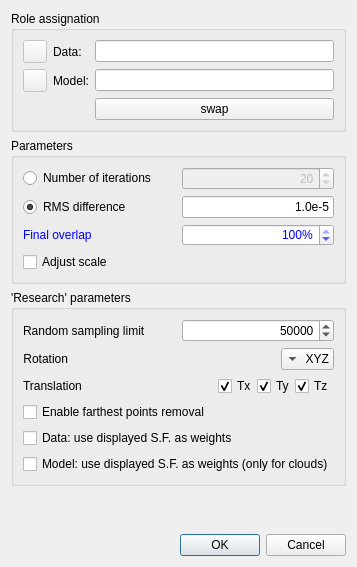
The window that qCC/ui_templates/registrationDlg.ui (CloudCompare/CloudCompare) describes before a commit, drawn with Qt 5.
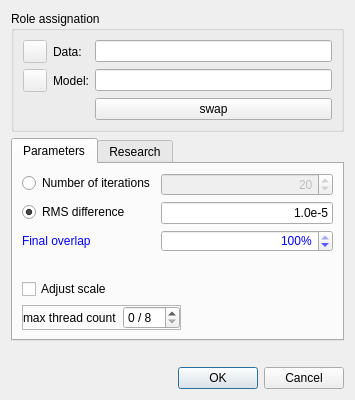
The same window after the commit.

Commit message: - The user can now set the maximum number of threads/core to use for ICP registration - Command line: new option 'MAX_TCOUNT' to specify the maximum number of threads to be used for computing distances (C2C or C2M) as well as for ICP registration

```diff
--- a/qCC/ui_templates/registrationDlg.ui
+++ b/qCC/ui_templates/registrationDlg.ui
@@ -7,7 +7,7 @@
     <x>0</x>
     <y>0</y>
     <width>350</width>
-    <height>567</height>
+    <height>400</height>
    </rect>
   </property>
   <property name="windowTitle">
@@ -106,29 +106,18 @@
     </widget>
    </item>
    <item>
-    <widget class="QFrame" name="frame">
-     <property name="frameShape">
-      <enum>QFrame::NoFrame</enum>
-     </property>
-     <property name="frameShadow">
-      <enum>QFrame::Raised</enum>
-     </property>
-     <layout class="QVBoxLayout" name="verticalLayout_4">
-      <property name="spacing">
-       <number>6</number>
-      </property>
-      <property name="margin">
+    <widget class="QTabWidget" name="tabWidget">
+     <property name="currentIndex">
        <number>0</number>
       </property>
-      <item>
-       <widget class="QGroupBox" name="groupBox_2">
-        <property name="title">
+     <widget class="QWidget" name="tabStdParams">
+      <attribute name="title">
          <string>Parameters</string>
-        </property>
-        <layout class="QVBoxLayout" name="verticalLayout">
+      </attribute>
+      <layout class="QVBoxLayout" name="verticalLayout_3">
          <item>
-          <layout class="QHBoxLayout" name="horizontalLayout">
-           <item>
+        <layout class="QFormLayout" name="formLayout">
+         <item row="0" column="0">
             <widget class="QRadioButton" name="iterationsCriterion">
              <property name="toolTip">
               <string>By chosing this criterion, you can control the computation time.</string>
@@ -141,7 +130,7 @@
              </property>
             </widget>
            </item>
-           <item>
+         <item row="0" column="1">
             <widget class="QSpinBox" name="maxIterationCount">
              <property name="enabled">
               <bool>false</bool>
@@ -149,9 +138,6 @@
              <property name="toolTip">
               <string>Set the maximal number of step for the algorithm regsitration computation .</string>
              </property>
-             <property name="statusTip">
-              <string>Set the maximal number of step for the algorithm regsitration computation (great values lead to long computation time but results are more accurate).</string>
-             </property>
              <property name="alignment">
               <set>Qt::AlignRight|Qt::AlignTrailing|Qt::AlignVCenter</set>
              </property>
@@ -166,11 +152,7 @@
              </property>
             </widget>
            </item>
-          </layout>
-         </item>
-         <item>
-          <layout class="QHBoxLayout" name="horizontalLayout_2">
-           <item>
+         <item row="1" column="0">
             <widget class="QRadioButton" name="errorCriterion">
              <property name="toolTip">
               <string>By chosing this criterion, you can control the quality of the result.</string>
@@ -183,7 +165,7 @@
              </property>
             </widget>
            </item>
-           <item>
+         <item row="1" column="1">
             <widget class="QLineEdit" name="rmsDifferenceLineEdit">
              <property name="sizePolicy">
               <sizepolicy hsizetype="Preferred" vsizetype="Fixed">
@@ -205,11 +187,7 @@
              </property>
             </widget>
            </item>
-          </layout>
-         </item>
-         <item>
-          <layout class="QHBoxLayout" name="horizontalLayout_6">
-           <item>
+         <item row="2" column="0">
             <widget class="QLabel" name="label_4">
              <property name="toolTip">
               <string>Rough estimation of the final overlap ratio of the data cloud (the smaller, the better the initial registration should be!)</string>
@@ -222,7 +200,7 @@
              </property>
             </widget>
            </item>
-           <item>
+         <item row="2" column="1">
             <widget class="QSpinBox" name="overlapSpinBox">
              <property name="toolTip">
               <string>Rough estimation of the final overlap ratio of the data cloud (the smaller, the better the initial registration should be!)</string>
@@ -252,38 +230,119 @@
            </item>
           </layout>
          </item>
+       <item>
+        <spacer name="verticalSpacer_2">
+         <property name="orientation">
+          <enum>Qt::Vertical</enum>
+         </property>
+         <property name="sizeHint" stdset="0">
+          <size>
+           <width>20</width>
+           <height>40</height>
+          </size>
+         </property>
+        </spacer>
+       </item>
          <item>
           <widget class="QCheckBox" name="adjustScaleCheckBox">
+         <property name="statusTip">
+          <string>Whether to adjust the scale of the 'data' entity</string>
+         </property>
            <property name="text">
             <string>Adjust scale</string>
            </property>
           </widget>
          </item>
+       <item>
+        <layout class="QHBoxLayout" name="horizontalLayout_7">
+         <item>
+          <widget class="QFrame" name="threadCountFrame">
+           <property name="frameShape">
+            <enum>QFrame::StyledPanel</enum>
+           </property>
+           <property name="frameShadow">
+            <enum>QFrame::Raised</enum>
+           </property>
+           <layout class="QHBoxLayout" name="horizontalLayout_8">
+            <property name="leftMargin">
+             <number>0</number>
+            </property>
+            <property name="topMargin">
+             <number>0</number>
+            </property>
+            <property name="rightMargin">
+             <number>0</number>
+            </property>
+            <property name="bottomMargin">
+             <number>0</number>
+            </property>
+            <item>
+             <widget class="QLabel" name="label_6">
+              <property name="text">
+               <string>max thread count</string>
+              </property>
+             </widget>
+            </item>
+            <item>
+             <widget class="QSpinBox" name="maxThreadCountSpinBox">
+              <property name="toolTip">
+               <string>Maximum number of threads/cores to be used
+(CC or your computer might not respond for a while if you use all available cores)</string>
+              </property>
+              <property name="suffix">
+               <string> / 8</string>
+              </property>
+             </widget>
+            </item>
         </layout>
        </widget>
       </item>
       <item>
-       <widget class="QGroupBox" name="groupBox">
-        <property name="sizePolicy">
-         <sizepolicy hsizetype="Expanding" vsizetype="Maximum">
-          <horstretch>0</horstretch>
-          <verstretch>0</verstretch>
-         </sizepolicy>
-        </property>
-        <property name="title">
-         <string>'Research' parameters</string>
-        </property>
-        <layout class="QVBoxLayout" name="verticalLayout_3">
+          <spacer name="horizontalSpacer_2">
+           <property name="orientation">
+            <enum>Qt::Horizontal</enum>
+           </property>
+           <property name="sizeHint" stdset="0">
+            <size>
+             <width>40</width>
+             <height>20</height>
+            </size>
+           </property>
+          </spacer>
+         </item>
+        </layout>
+       </item>
+      </layout>
+      <zorder>overlapSpinBox</zorder>
+      <zorder>maxIterationCount</zorder>
+      <zorder>label_4</zorder>
+      <zorder>rmsDifferenceLineEdit</zorder>
+      <zorder>iterationsCriterion</zorder>
+      <zorder>errorCriterion</zorder>
+      <zorder>overlapSpinBox</zorder>
+      <zorder>maxIterationCount</zorder>
+      <zorder>label_4</zorder>
+      <zorder>rmsDifferenceLineEdit</zorder>
+      <zorder>iterationsCriterion</zorder>
+      <zorder>errorCriterion</zorder>
+      <zorder>adjustScaleCheckBox</zorder>
+      <zorder>threadCountFrame</zorder>
+     </widget>
+     <widget class="QWidget" name="tabResearchParams">
+      <attribute name="title">
+       <string>Research</string>
+      </attribute>
+      <layout class="QVBoxLayout" name="verticalLayout">
          <item>
-          <layout class="QHBoxLayout" name="horizontalLayout_3">
-           <item>
+        <layout class="QFormLayout" name="formLayout_2">
+         <item row="0" column="0">
             <widget class="QLabel" name="label">
              <property name="text">
               <string>Random sampling limit</string>
              </property>
             </widget>
            </item>
-           <item>
+         <item row="0" column="1">
             <widget class="QSpinBox" name="randomSamplingLimitSpinBox">
              <property name="toolTip">
               <string>Above this limit, clouds are randomly resampled at each iteration</string>
@@ -302,11 +361,7 @@
              </property>
             </widget>
            </item>
-          </layout>
-         </item>
-         <item>
-          <layout class="QHBoxLayout" name="horizontalLayout_4">
-           <item>
+         <item row="1" column="0">
             <widget class="QLabel" name="label_2">
              <property name="sizePolicy">
               <sizepolicy hsizetype="Maximum" vsizetype="Preferred">
@@ -322,20 +377,7 @@
              </property>
             </widget>
            </item>
-           <item>
-            <spacer name="horizontalSpacer_2">
-             <property name="orientation">
-              <enum>Qt::Horizontal</enum>
-             </property>
-             <property name="sizeHint" stdset="0">
-              <size>
-               <width>40</width>
-               <height>20</height>
-              </size>
-             </property>
-            </spacer>
-           </item>
-           <item>
+         <item row="1" column="1">
             <widget class="QComboBox" name="rotComboBox">
              <property name="sizePolicy">
               <sizepolicy hsizetype="Preferred" vsizetype="Fixed">
@@ -368,14 +410,7 @@
              </item>
             </widget>
            </item>
-          </layout>
-         </item>
-         <item>
-          <layout class="QHBoxLayout" name="horizontalLayout_5">
-           <property name="spacing">
-            <number>0</number>
-           </property>
-           <item>
+         <item row="2" column="0">
             <widget class="QLabel" name="label_3">
              <property name="sizePolicy">
               <sizepolicy hsizetype="Maximum" vsizetype="Preferred">
@@ -388,6 +423,11 @@
              </property>
             </widget>
            </item>
+         <item row="2" column="1">
+          <layout class="QHBoxLayout" name="horizontalLayout_5">
+           <property name="spacing">
+            <number>0</number>
+           </property>
            <item>
             <spacer name="horizontalSpacer">
              <property name="orientation">
@@ -451,6 +491,8 @@
            </item>
           </layout>
          </item>
+        </layout>
+       </item>
          <item>
           <widget class="QCheckBox" name="pointsRemoval">
            <property name="toolTip">
@@ -486,7 +528,32 @@
          </item>
         </layout>
        </widget>
-      </item>
+    </widget>
+   </item>
+   <item>
+    <widget class="QFrame" name="frame">
+     <property name="frameShape">
+      <enum>QFrame::NoFrame</enum>
+     </property>
+     <property name="frameShadow">
+      <enum>QFrame::Raised</enum>
+     </property>
+     <layout class="QVBoxLayout" name="verticalLayout_4">
+      <property name="spacing">
+       <number>6</number>
+      </property>
+      <property name="leftMargin">
+       <number>0</number>
+      </property>
+      <property name="topMargin">
+       <number>0</number>
+      </property>
+      <property name="rightMargin">
+       <number>0</number>
+      </property>
+      <property name="bottomMargin">
+       <number>0</number>
+      </property>
      </layout>
     </widget>
    </item>
```
Left out of the diff: 16 changed lines with no effect on the pictures. Lines whose indentation alone changed are shown as unchanged. The commit also changes 10 other files.
